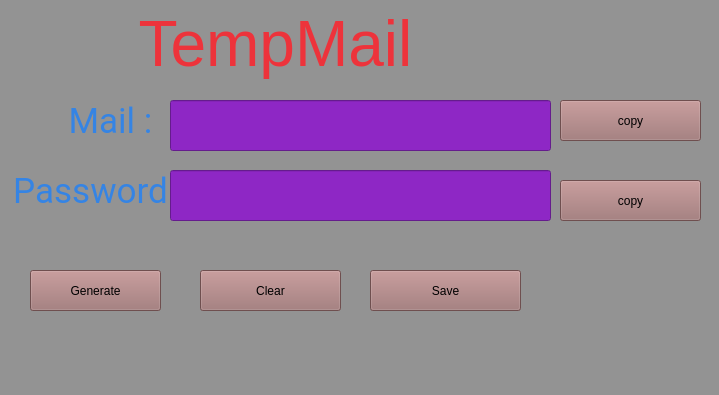
Old version of the form gui.ui in the repository oussema43/email_temp_password.
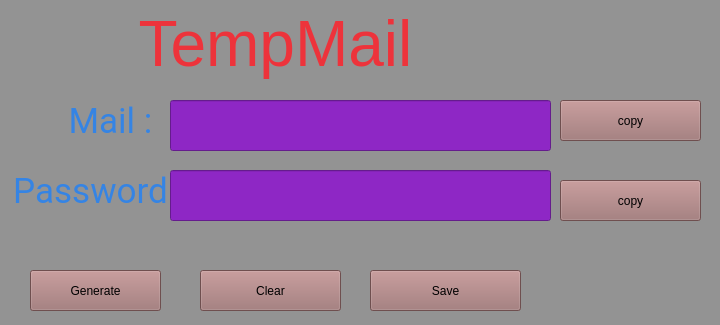
New version of the form.

```diff
--- a/gui.ui
+++ b/gui.ui
@@ -6,10 +6,22 @@
    <rect>
     <x>0</x>
     <y>0</y>
-    <width>719</width>
-    <height>395</height>
+    <width>720</width>
+    <height>325</height>
    </rect>
   </property>
+  <property name="minimumSize">
+   <size>
+    <width>720</width>
+    <height>325</height>
+   </size>
+  </property>
+  <property name="maximumSize">
+   <size>
+    <width>720</width>
+    <height>325</height>
+   </size>
+  </property>
   <property name="windowTitle">
    <string>Form</string>
   </property>
```
